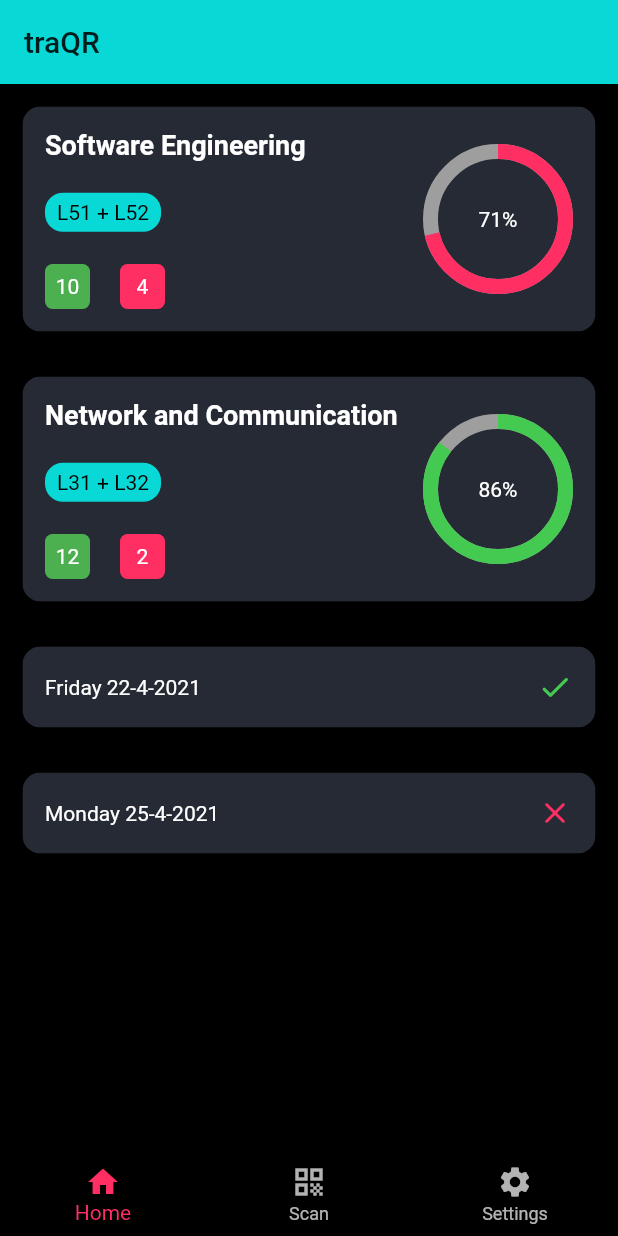
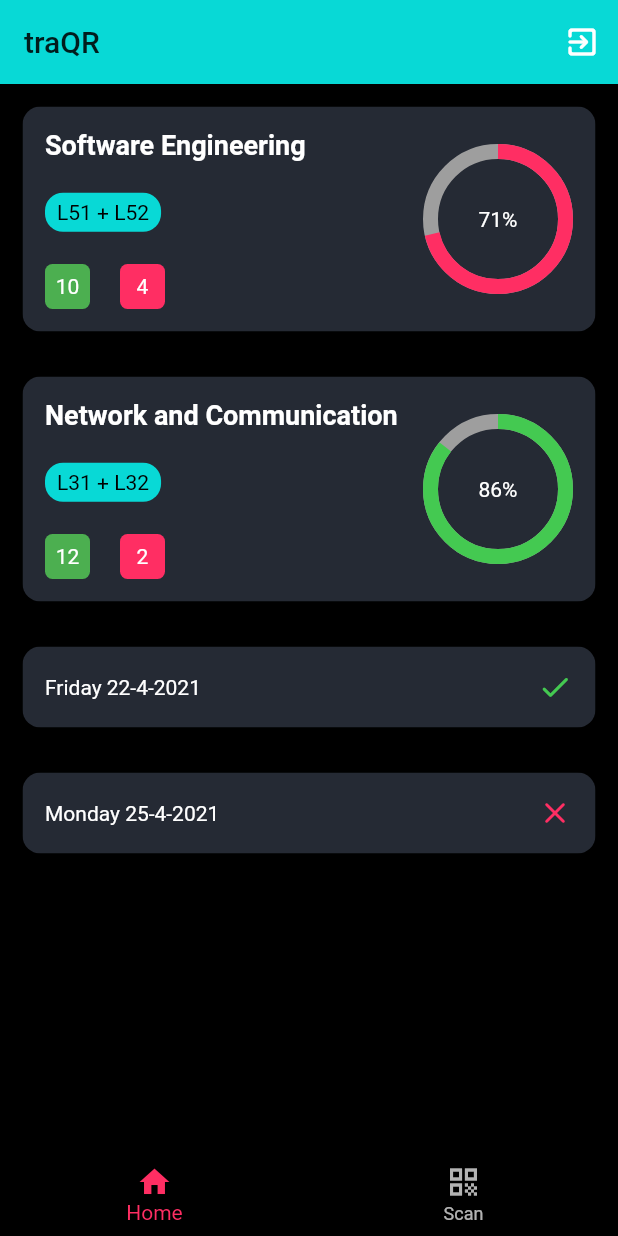
Before and after one commit to traQR/traQR-app, a Flutter app: the screen it shows once a user with an empty profile is signed in, on a phone screen of 412 x 824 dp. Run offline on Flutter 3.47's test engine with Material 2 defaults, Android fonts, the phone set to English and light mode, and no system bars; drawn by our look-alikes of percent_indicator; our stand-ins replace firebase_auth, firebase_core, flutter_riverpod, google_sign_in; missing offline and left inert: flutter_barcode_scanner; accounts and stored records are empty.

```diff
--- a/lib/presentation/screens/home/base_screen.dart
+++ b/lib/presentation/screens/home/base_screen.dart
@@ -1,9 +1,10 @@
 import 'package:flutter/material.dart';
 import 'package:traqr_app/presentation/theme.dart';
+import 'package:flutter_riverpod/flutter_riverpod.dart';
+import 'package:traqr_app/providers/auth_providers.dart';
 
 import 'home_screen.dart';
 import 'scan_screen.dart';
-import 'settings_screen.dart';
 
 class BaseScreen extends StatefulWidget {
   @override
@@ -21,13 +22,25 @@ class _BaseScreenState extends State<BaseScreen> {
   static List<Widget> _widgetOptions = <Widget>[
     HomeScreen(),
     ScanScreen(),
-    SettingsScreen(),
   ];
 
   @override
   Widget build(BuildContext context) {
+    return Consumer(builder: (context, watch, child) {
+      final _auth = watch(authServicesProvider);
       return Scaffold(
-      appBar: AppBar(title: Text("traQR")),
+        appBar: AppBar(
+          title: Text("traQR"),
+          actions: [
+            IconButton(
+              icon: Icon(
+                Icons.exit_to_app_rounded,
+                color: Colors.white,
+              ),
+              onPressed: () => _auth.signOut(),
+            )
+          ],
+        ),
         body: _widgetOptions.elementAt(_selectedIndex),
         bottomNavigationBar: BottomNavigationBar(
           backgroundColor: Colors.black,
@@ -40,15 +53,12 @@ class _BaseScreenState extends State<BaseScreen> {
               icon: Icon(Icons.qr_code),
               label: 'Scan',
             ),
-          BottomNavigationBarItem(
-            icon: Icon(Icons.settings),
-            label: 'Settings',
-          ),
           ],
           currentIndex: _selectedIndex,
           selectedItemColor: pink,
           onTap: _onItemTapped,
         ),
       );
+    });
   }
 }
```
Also changed, not shown: lib/presentation/screens/home/settings_screen.dart (deleted, +0 -37 lines). Lines whose indentation alone changed are shown as unchanged.
